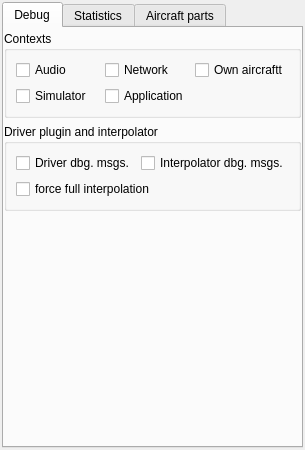
Qt form src/blackgui/components/internalscomponent.ui (swift-project/pilotclient) before a commit.
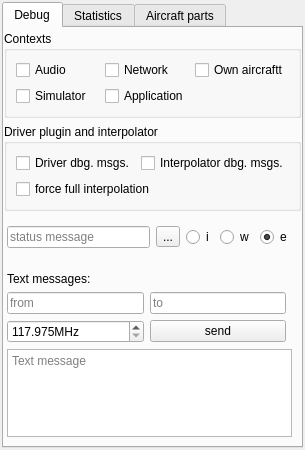
The same form after that commit. Icons and pictures are not drawn. Custom widgets are drawn as their Qt base class.

Commit message: refs #818, allow to log dummy messages / text messages from internals UI * UI * slots in network context * adjusted overlay layout (based on the tests)

Diff of the .ui file:
```diff
--- a/src/blackgui/components/internalscomponent.ui
+++ b/src/blackgui/components/internalscomponent.ui
@@ -6,7 +6,7 @@
    <rect>
     <x>0</x>
     <y>0</y>
-    <width>282</width>
+    <width>289</width>
     <height>450</height>
    </rect>
   </property>
@@ -125,6 +125,126 @@
          </layout>
         </widget>
        </item>
+       <item>
+        <widget class="QWidget" name="wi_StatusMessage" native="true">
+         <layout class="QGridLayout" name="gl_StatusMessage">
+          <property name="leftMargin">
+           <number>3</number>
+          </property>
+          <item row="0" column="3">
+           <widget class="QRadioButton" name="rb_StatusMessageWarning">
+            <property name="text">
+             <string>w</string>
+            </property>
+           </widget>
+          </item>
+          <item row="0" column="4">
+           <widget class="QRadioButton" name="rb_StatusMessageError">
+            <property name="text">
+             <string>e</string>
+            </property>
+            <property name="checked">
+             <bool>true</bool>
+            </property>
+           </widget>
+          </item>
+          <item row="0" column="2">
+           <widget class="QRadioButton" name="rb_StatusMessageInfo">
+            <property name="text">
+             <string>i</string>
+            </property>
+           </widget>
+          </item>
+          <item row="0" column="0">
+           <widget class="QLineEdit" name="le_StatusMessage">
+            <property name="placeholderText">
+             <string>status message</string>
+            </property>
+           </widget>
+          </item>
+          <item row="0" column="1">
+           <widget class="QToolButton" name="tb_LogStatusMessage">
+            <property name="text">
+             <string>...</string>
+            </property>
+            <property name="icon">
+             <iconset resource="../../blackmisc/blackmisc.qrc">
+              <normaloff>:/diagona/icons/diagona/icons/arrow-circle-225-left.png</normaloff>:/diagona/icons/diagona/icons/arrow-circle-225-left.png</iconset>
+            </property>
+           </widget>
+          </item>
+         </layout>
+        </widget>
+       </item>
+       <item>
+        <widget class="QWidget" name="wi_TextMessages" native="true">
+         <layout class="QGridLayout" name="gl_TextMessages">
+          <property name="leftMargin">
+           <number>3</number>
+          </property>
+          <property name="topMargin">
+           <number>9</number>
+          </property>
+          <item row="2" column="1">
+           <widget class="QDoubleSpinBox" name="dsb_TxtMsgFrequency">
+            <property name="suffix">
+             <string>MHz</string>
+            </property>
+            <property name="decimals">
+             <number>3</number>
+            </property>
+            <property name="minimum">
+             <double>117.974999999999994</double>
+            </property>
+            <property name="maximum">
+             <double>136.000000000000000</double>
+            </property>
+            <property name="singleStep">
+             <double>0.025000000000000</double>
+            </property>
+            <property name="value">
+             <double>117.974999999999994</double>
+            </property>
+           </widget>
+          </item>
+          <item row="2" column="2">
+           <widget class="QPushButton" name="pb_SendTextMessage">
+            <property name="text">
+             <string>send</string>
+            </property>
+           </widget>
+          </item>
+          <item row="0" column="1">
+           <widget class="QLabel" name="lbl_TextMessages">
+            <property name="text">
+             <string>Text messages:</string>
+            </property>
+           </widget>
+          </item>
+          <item row="1" column="1">
+           <widget class="QLineEdit" name="le_TxtMsgFrom">
+            <property name="placeholderText">
+             <string>from</string>
+            </property>
+           </widget>
+          </item>
+          <item row="1" column="2">
+           <widget class="QLineEdit" name="le_TxtMsgTo">
+            <property name="placeholderText">
+             <string>to</string>
+            </property>
+           </widget>
+          </item>
+          <item row="3" column="1" colspan="3">
+           <widget class="QPlainTextEdit" name="pte_TxtMsg">
+            <property name="placeholderText">
+             <string>Text message</string>
+            </property>
+           </widget>
+          </item>
+         </layout>
+        </widget>
+       </item>
        <item>
         <spacer name="vs_DebugWidget">
          <property name="orientation">
```
Left out of the diff: 8 changed lines with no effect on the pictures. The commit also changes 9 other files.
